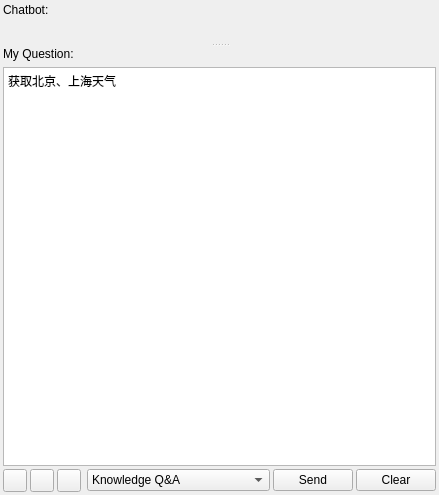
First picture: the form in geo_knowledge_ai_dockwidget_base.ui, repository robert6757/qgis-geo-knowledge-ai, before the edit.
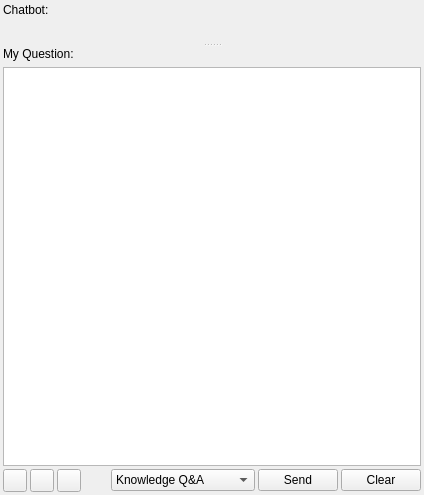
Second picture: the form after the edit. Icons and pictures are not drawn.

```diff
--- a/geo_knowledge_ai_dockwidget_base.ui
+++ b/geo_knowledge_ai_dockwidget_base.ui
@@ -60,7 +60,7 @@
       </item>
       <item>
        <property name="text">
-        <string>Complex Task Orchestration</string>
+        <string>Workflow Automation</string>
        </property>
       </item>
      </widget>
@@ -133,7 +133,7 @@
            </size>
           </property>
           <property name="plainText">
-           <string>获取北京、上海天气</string>
+           <string/>
           </property>
           <property name="textInteractionFlags">
            <set>Qt::TextEditorInteraction</set>
```
